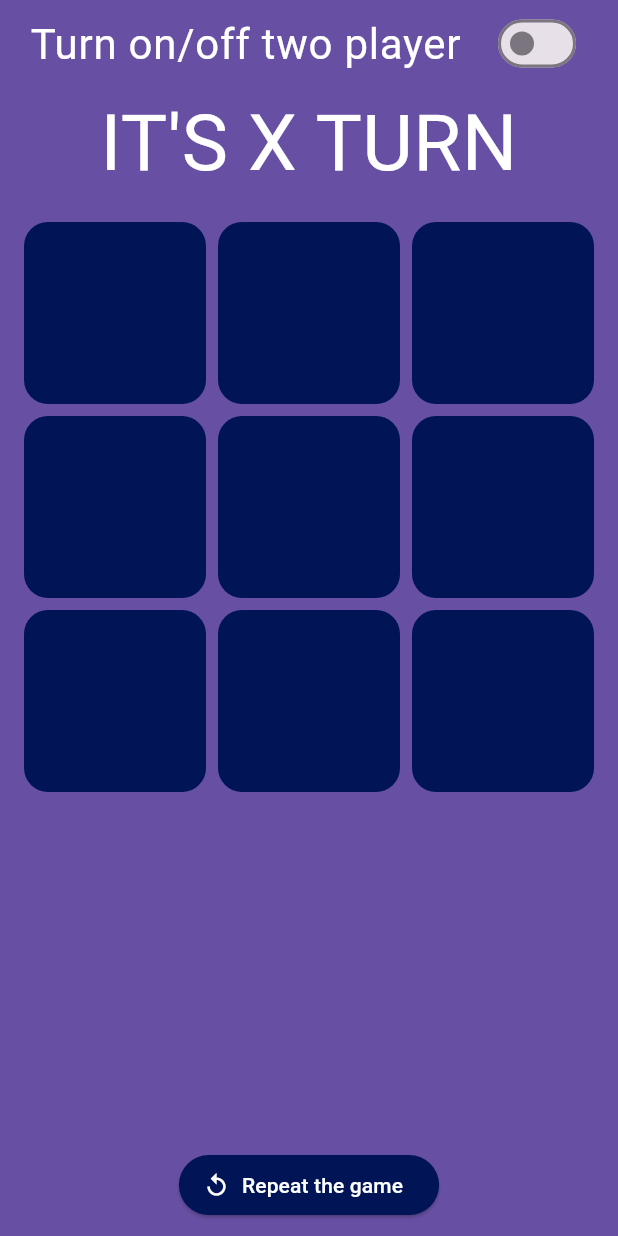
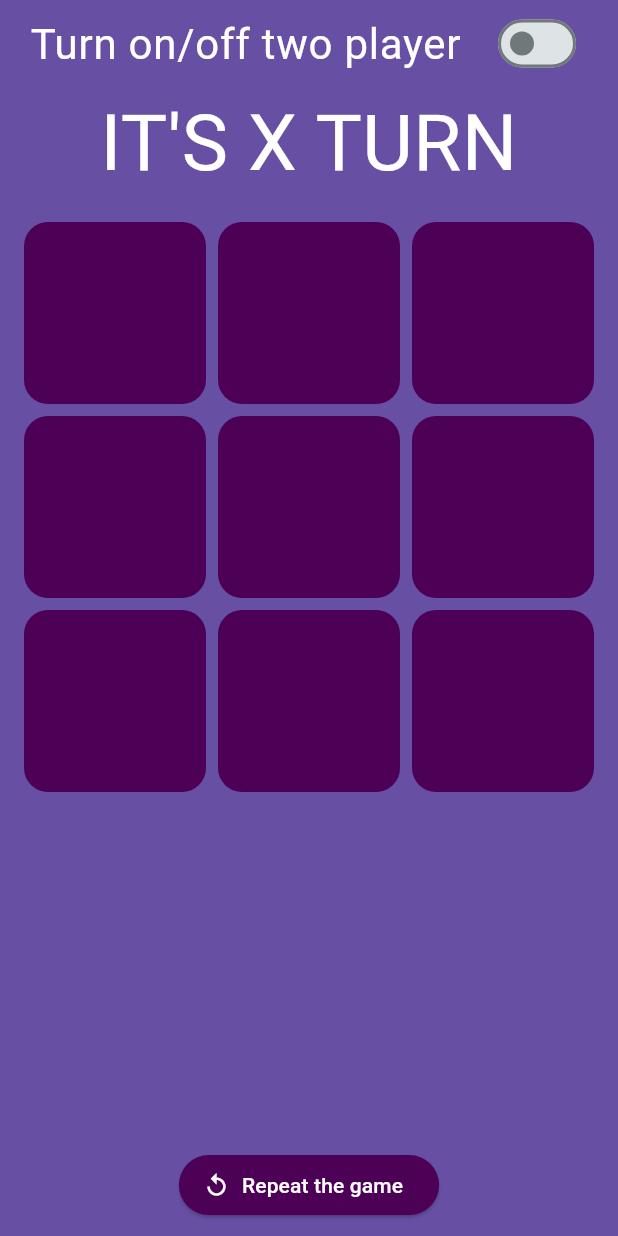
Before and after one commit to developerkomi5/tic_tac_toe, a Flutter app: the screen it shows after launch, on a phone screen of 412 x 824 dp. Run offline on Flutter 3.47's test engine with Material 3 defaults, Android fonts, the phone set to English and light mode, and no system bars.

Commit message:
Make some changes

```diff
--- a/lib/home_screen.dart
+++ b/lib/home_screen.dart
@@ -138,8 +138,8 @@ class _HomePageState extends State<HomePage> {
                                 : '',
                         style: TextStyle(
                           color: Player.playerX.contains(index)
-                              ? Colors.blue
-                              : Colors.pink,
+                              ? Colors.cyan
+                              : Colors.yellow,
                           fontSize: 52,
                         ),
                       ),
--- a/lib/main.dart
+++ b/lib/main.dart
@@ -15,10 +15,10 @@ class MyApp extends StatelessWidget {
       title: "Tic Tac Toe",
       theme: ThemeData().copyWith(
         colorScheme: ColorScheme.fromSeed(
-          seedColor: Colors.deepPurple,
+          seedColor: Colors.white,
         ),
-        shadowColor: const Color(0xFF001456),
-        splashColor: const Color(0xFF4169e8),
+        shadowColor: Color.fromARGB(255, 76, 0, 86),
+        splashColor: Color.fromARGB(255, 193, 65, 232),
         useMaterial3: true,
       ),
       home: const HomePage(),
```
